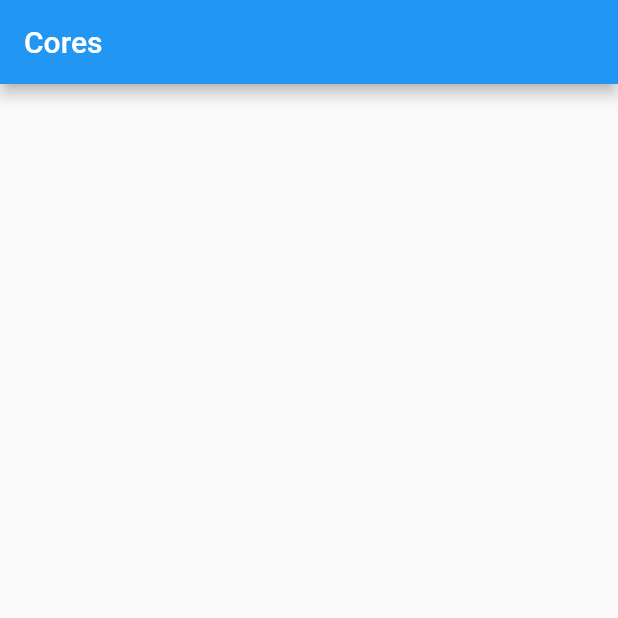
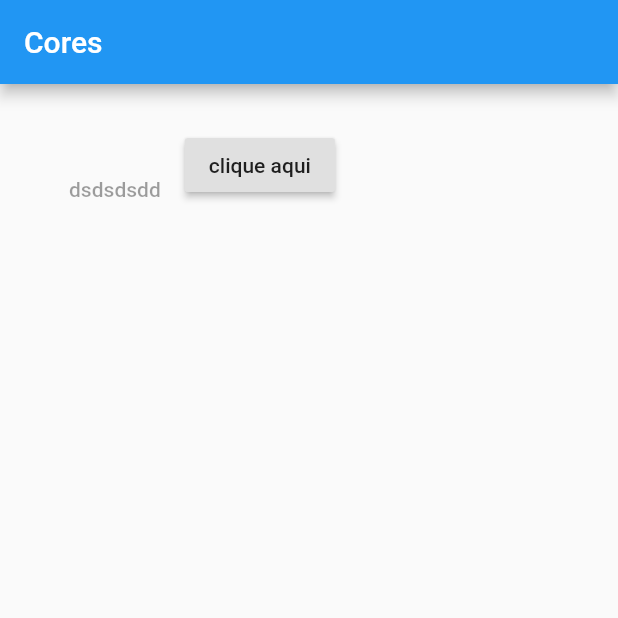
Before and after one commit to escorel/AppSafeSystem, a Flutter app: the screen it shows after launch, on a phone screen of 412 x 824 dp, the top half of it. Run offline on Flutter 3.47's test engine with Material 2 defaults, Android fonts, the phone set to English and light mode, and no system bars.

Commit message:
Inclusão de conexão com App

```diff
--- a/flutter_app/lib/home.dart
+++ b/flutter_app/lib/home.dart
@@ -1,4 +1,9 @@
+import 'dart:convert';
+import 'package:flutter/cupertino.dart';
 import 'package:flutter/material.dart';
+import 'package:http/http.dart' as http;
+import 'dart:convert';
+
 
 class Home extends StatefulWidget {
   @override
@@ -6,15 +11,78 @@ class Home extends StatefulWidget {
 }
 
 class _HomeState extends State<Home> {
+
+
+/*
+      Uri.encodeFull("https://parseapi.back4app.com/functions/colors"),
+      headers: {
+        "X-Parse-Application-Id": " XUGUteSRjfXSLvA4AKNAbFwjdF0CfYuInJesxmlF",
+        "X-Parse-REST-API-Key": " KUXVh7zrFLhs1uS849XUog6CizcNviEP9rdMWfg1",
+        "Content-Type": "application/json",
+        }
+*/
+// Dados da conexão ao App remoto
+String _data = "";
+//String _url = "https://viacep.com.br/ws/01311300/json";
+String _url = "https://parseapi.back4app.com/functions/colors";
+
+
+void _recuperarCor() async {
+
+  String _status = "";
+  http.Response response;
+  response = await http.post(
+    _url,
+      headers: {
+        'X-Parse-Application-Id': 'XUGUteSRjfXSLvA4AKNAbFwjdF0CfYuInJesxmlF',
+        'X-Parse-REST-API-Key': 'X-Parse-REST-API-Key',
+        'Content-Type': ' application/json '
+      }
+  );
+  Map<String, dynamic> _retorno = json.decode(response.body);
+
+  String _result = _retorno["result"];
+
+  _status = response.statusCode.toString() + response.body;
+
+  setState(() {
+    _data = _status;
+  });
+
+
+}
   @override
   Widget build(BuildContext context) {
     return Scaffold(
       appBar: AppBar(
-        title: Text("Cores"), // Titulo do App
+        title: Text("Cores"),
       ),
       body: Container(
-        padding: EdgeInsets.all(40),
+        padding: EdgeInsets.all(30),
+        child: Row(
+          children: <Widget>[
+            Column(
+              children: <Widget>[
+                Text(_data),
+                MaterialButton(
+                  child: Text("dsdsdsdd"),
+                ),
+              ],
+            ),
+            Column(
+              children: <Widget>[
+                RaisedButton(
+                  child: Text("clique aqui"),
+                  onPressed: _recuperarCor,
+                )
+              ],
+            )
+
+
+          ],
+        ),
       ),
+
     );
   }
 }
--- a/flutter_app/pubspec.yaml
+++ b/flutter_app/pubspec.yaml
@@ -23,6 +23,7 @@ dependencies:
   # The following adds the Cupertino Icons font to your application.
   # Use with the CupertinoIcons class for iOS style icons.
   cupertino_icons: ^0.1.2
+  http: ^0.12.0+1
 
 dev_dependencies:
   flutter_test:
```
Also changed, not shown: flutter_app/pubspec.lock.
